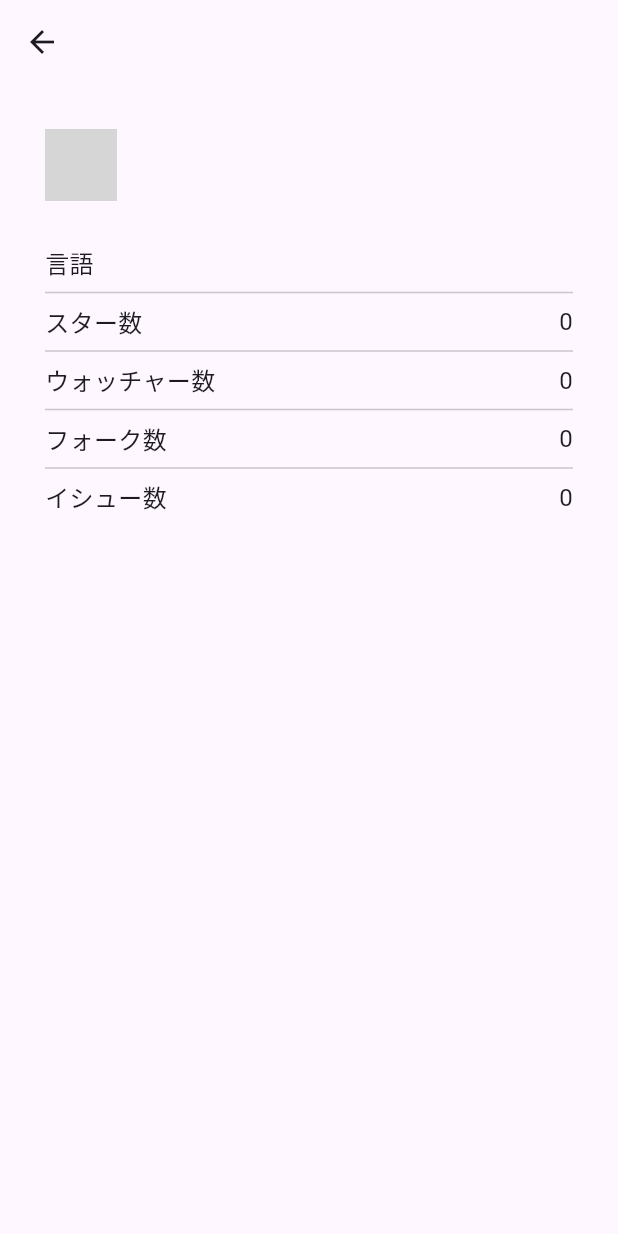
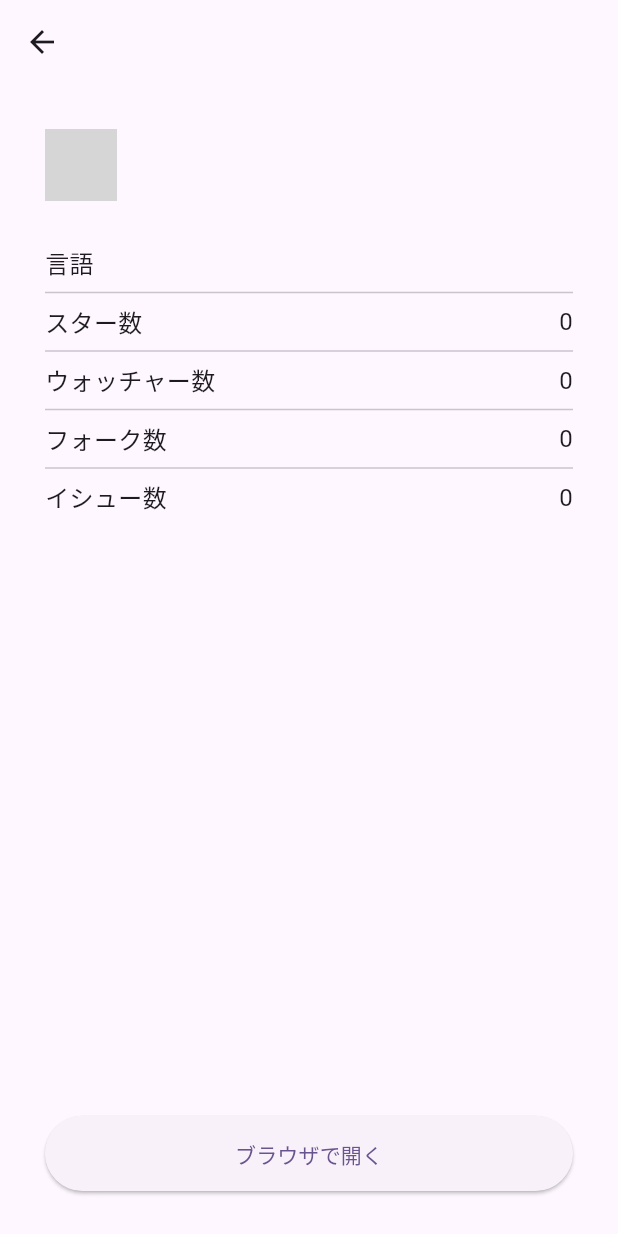
Before and after one commit to egawa-dev/GitHubRepositorySearchApp, a Flutter app: the RepoDetailPage screen opened directly with empty values, on a phone screen of 412 x 824 dp. Run offline on Flutter 3.47's test engine with Material 3 defaults, Android fonts, the phone set to English and light mode, and no system bars; our stand-ins replace equatable, flutter_bloc; network calls fail; grey boxes are pictures that could not be loaded.

Commit message:
feat: リポジトリ詳細画面でリポジトリのページをブラウザで開くボタンを配置

```diff
--- a/lib/repo_detail/view/page/repo_detail_page.dart
+++ b/lib/repo_detail/view/page/repo_detail_page.dart
@@ -1,5 +1,6 @@
 import 'package:flutter/material.dart';
 import 'package:git_hub_repository_search_app/shared/model/git_hub_repo.dart';
+import 'package:url_launcher/url_launcher.dart';
 
 class RepoDetailPage extends StatelessWidget {
   const RepoDetailPage({super.key, required this.repo});
@@ -12,11 +13,31 @@ class RepoDetailPage extends StatelessWidget {
       appBar: AppBar(title: Text(repo.name)),
       body: Padding(
         padding: const EdgeInsets.all(30.0),
-        child: Column(
+        child: Stack(
           children: [
-            _User(userName: repo.owner.name, iconUrl: repo.owner.iconUrl),
-            SizedBox(height: 30),
-            Expanded(child: _RepositoryMetadata(repo: repo)),
+            Column(
+              children: [
+                _User(userName: repo.owner.name, iconUrl: repo.owner.iconUrl),
+                SizedBox(height: 30),
+                Expanded(child: _RepositoryMetadata(repo: repo)),
+              ],
+            ),
+            Container(
+              alignment: Alignment.bottomCenter,
+              child: SizedBox(
+                width: double.infinity,
+                height: 50,
+                child: ElevatedButton(
+                  onPressed: () async {
+                    final url = Uri.parse(repo.url);
+                    if (await canLaunchUrl(url)) {
+                      launchUrl(url);
+                    }
+                  },
+                  child: Text("ブラウザで開く"),
+                ),
+              ),
+            ),
           ],
         ),
       ),
--- a/pubspec.yaml
+++ b/pubspec.yaml
@@ -46,6 +46,8 @@ dependencies:
   json_annotation: ^4.9.0
   # モックライブラリ
   mocktail: ^1.0.4
+  # URLをブラウザで開くためのパッケージ
+  url_launcher: ^6.3.2
 
 dev_dependencies:
   flutter_test:
```
Also changed, not shown: pubspec.lock, 6 other files.
